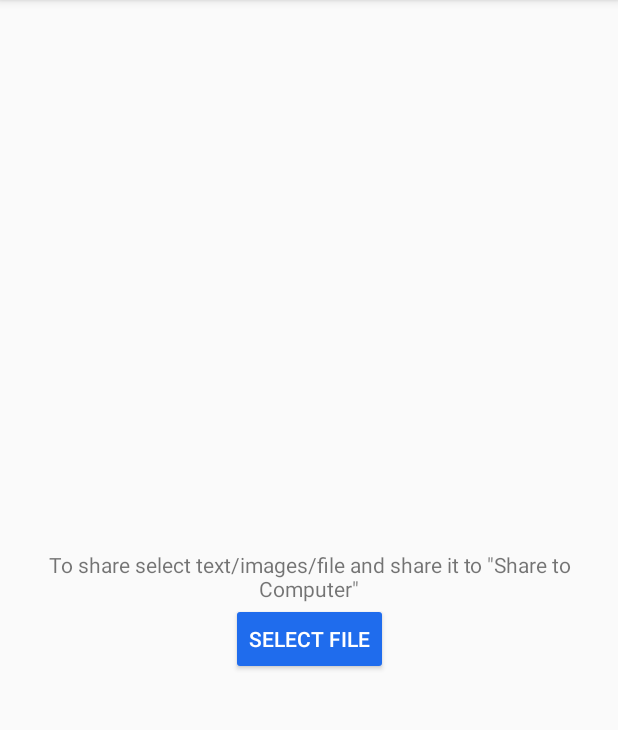
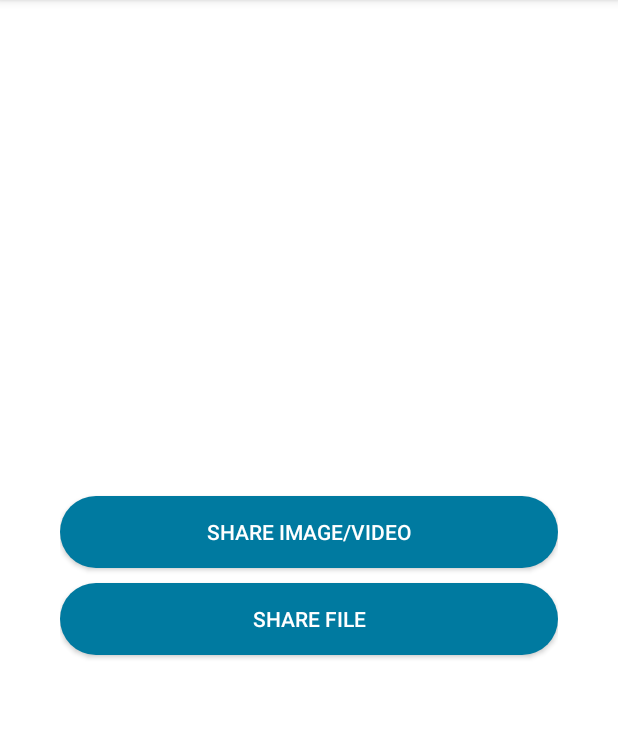
Before and after one commit to jimmod/ShareToComputer, an Android app: the screen it shows after launch (MainActivity), on a phone screen of 412 x 824 dp, the part 84-814 px from its top. Run offline under Robolectric (Android 15) with nearby library versions, the phone set to English and light mode, and no system bars; our stand-ins replace Timber, data binding, navigation-ui; libraries missing offline, so code that uses them is left out: com.journeyapps.barcodescanner; 4 statements that could not run were skipped.

Commit message:
[Feature] Add button to share image/video (will open gallery) [UI] Update main screen UI

```diff
--- a/app/src/main/java/com/jim/sharetocomputer/MainViewModel.kt
+++ b/app/src/main/java/com/jim/sharetocomputer/MainViewModel.kt
@@ -1,10 +1,12 @@
 package com.jim.sharetocomputer
 
 import android.app.Activity
+import android.app.Instrumentation
 import android.content.Intent
 import android.graphics.drawable.Drawable
 import android.net.Uri
 import android.os.Build
+import android.provider.MediaStore
 import androidx.fragment.app.FragmentActivity
 import androidx.lifecycle.MutableLiveData
 import androidx.lifecycle.ViewModel
@@ -25,23 +27,48 @@ class MainViewModel(private val context: FragmentActivity, private val port: Int
     fun selectFile() {
         Timber.d("select file")
         GlobalScope.launch(TestableDispatchers.Default) {
-            val intent = Intent(Intent.ACTION_GET_CONTENT).apply {
+            val intent = Intent(Intent.ACTION_GET_CONTENT, MediaStore.Images.Media.EXTERNAL_CONTENT_URI).apply {
+                type = "*/*"
+                putExtra(Intent.EXTRA_ALLOW_MULTIPLE, true)
+            }
+            context.startActivityForResult(intent)?.let { result ->
+                handleSelectFileResult(result)
+            }
+        }
+    }
+
+    fun selectMedia() {
+        Timber.d("select media")
+        GlobalScope.launch(TestableDispatchers.Default) {
+            val intent = Intent(Intent.ACTION_PICK, MediaStore.Images.Media.EXTERNAL_CONTENT_URI).apply {
                 type = "*/*"
                 putExtra(Intent.EXTRA_ALLOW_MULTIPLE, true)
             }
             context.startActivityForResult(intent)?.let {result ->
+                handleSelectFileResult(result)
+            }
+        }
+    }
+
+    fun scanQrCode() {
+        Timber.d("scan qr code")
+    }
+
+    private fun handleSelectFileResult(result: Instrumentation.ActivityResult) {
         Timber.d("Result: ${result.resultCode}|${result.resultData?.data}")
         if (result.resultCode == Activity.RESULT_OK) {
             result.resultData.data?.run {
                 startWebService(ShareRequest.ShareRequestSingleFile(this))
             }
             result.resultData.clipData?.run {
+                if (this.itemCount == 1) {
+                    startWebService(ShareRequest.ShareRequestSingleFile(this.getItemAt(0).uri))
+                } else {
                     val uris = mutableListOf<Uri>()
                     for (i in 0 until this.itemCount) {
                         uris.add(this.getItemAt(i).uri)
                     }
                     startWebService(ShareRequest.ShareRequestMultipleFile(uris))
-                    }
                 }
             }
         }
--- /dev/null
+++ b/app/src/main/res/drawable/button_round_corner_primary.xml
@@ -0,0 +1,21 @@
+<?xml version="1.0" encoding="utf-8"?>
+<selector xmlns:android="http://schemas.android.com/apk/res/android">
+    <item android:state_pressed="true">
+        <shape android:shape="rectangle">
+            <corners android:radius="50dp" />
+            <solid android:color="#014357" />
+        </shape>
+    </item>
+    <item android:state_focused="true">
+        <shape android:shape="rectangle">
+            <corners android:radius="50dp" />
+            <solid android:color="#014357" />
+        </shape>
+    </item>
+    <item>
+        <shape android:shape="rectangle">
+            <corners android:radius="50dp" />
+            <solid android:color="#007AA0" />
+        </shape>
+    </item>
+</selector>
--- a/app/src/main/res/layout/fragment_main.xml
+++ b/app/src/main/res/layout/fragment_main.xml
@@ -1,6 +1,5 @@
 <?xml version="1.0" encoding="utf-8"?>
 <layout xmlns:android="http://schemas.android.com/apk/res/android"
-    xmlns:app="http://schemas.android.com/apk/res-auto"
     xmlns:tools="http://schemas.android.com/tools">
 
     <data>
@@ -12,79 +11,98 @@
             type="com.jim.sharetocomputer.MainViewModel" />
     </data>
 
-    <androidx.constraintlayout.widget.ConstraintLayout
+    <FrameLayout
         android:layout_width="match_parent"
         android:layout_height="match_parent"
-        android:orientation="vertical">
+        android:layout_marginStart="40dp"
+        android:layout_marginEnd="40dp">
 
-        <androidx.constraintlayout.widget.Guideline
-            android:id="@+id/guideline"
-            android:layout_width="1dp"
+        <LinearLayout
+            android:layout_width="match_parent"
+            android:layout_height="match_parent"
+            android:orientation="vertical"
+            android:visibility="@{viewModel.isSharing() ? View.GONE : View.VISIBLE}"
+            android:gravity="center"
+            tools:visibility="gone">
+
+            <Button
+                android:id="@+id/share_media"
+                style="@style/AppTheme.Button"
+                android:layout_width="match_parent"
                 android:layout_height="wrap_content"
-            android:orientation="horizontal"
-            app:layout_constraintGuide_percent="0.5"/>
+                android:layout_marginBottom="10dp"
+                android:background="@drawable/button_round_corner_primary"
+                android:onClick="@{() -> viewModel.selectMedia()}"
+                android:text="@string/share_image_video" />
+
+            <Button
+                android:id="@+id/share_file"
+                style="@style/AppTheme.Button"
+                android:layout_width="match_parent"
+                android:layout_height="wrap_content"
+                android:background="@drawable/button_round_corner_primary"
+                android:onClick="@{() -> viewModel.selectFile()}"
+                android:text="@string/share_file" />
+
+        </LinearLayout>
+
+        <LinearLayout
+            android:layout_width="match_parent"
+            android:layout_height="match_parent"
+            android:gravity="center"
+            android:orientation="vertical"
+            android:visibility="@{viewModel.isSharing() ? View.VISIBLE : View.GONE}"
+            tools:visibility="visible">
 
             <TextView
-            android:id="@+id/instruction"
+                android:id="@+id/browser_instruction"
                 android:layout_width="match_parent"
                 android:layout_height="wrap_content"
+                android:gravity="start"
+                android:text="@string/download_instruction_browser"
+                android:textSize="18sp"
+                android:textStyle="bold" />
+
+            <TextView
+                android:id="@+id/url"
+                android:layout_width="match_parent"
+                android:layout_height="wrap_content"
+                android:layout_marginTop="5dp"
+                android:background="@android:color/darker_gray"
                 android:gravity="center"
-            android:text="@string/default_instruction"
-            android:visibility="@{viewModel.isSharing() ? View.GONE : View.VISIBLE}"
-            app:layout_constraintBottom_toBottomOf="parent"
-            app:layout_constraintTop_toTopOf="parent"
-            tools:visibility="gone" />
+                android:text="@{@string/download_url(viewModel.deviceIp(), viewModel.devicePort())}"
+                android:textIsSelectable="true"
+                android:textSize="20sp"
+                tools:text="http://192.168.0.2:8080" />
 
-        <Button
-            android:id="@+id/select_file"
-            style="@style/AppTheme.Button"
-            android:layout_width="wrap_content"
+            <TextView
+                android:id="@+id/qrcode_instruction"
+                android:layout_width="match_parent"
                 android:layout_height="wrap_content"
-            android:onClick="@{() -> viewModel.selectFile()}"
-            android:text="@string/select_file"
-            android:visibility="@{viewModel.isSharing() ? View.GONE : View.VISIBLE}"
-            app:layout_constraintEnd_toEndOf="parent"
-            app:layout_constraintStart_toStartOf="parent"
-            app:layout_constraintTop_toBottomOf="@id/instruction"
-            tools:visibility="gone" />
+                android:layout_marginTop="30dp"
+                android:gravity="start"
+                android:text="@string/download_instruction_qr_code"
+                android:textSize="18sp"
+                android:textStyle="bold" />
 
             <ImageView
                 android:id="@+id/barcode"
                 android:layout_width="wrap_content"
                 android:layout_height="wrap_content"
+                android:layout_marginTop="5dp"
                 android:background="@{viewModel.qrcode}"
-            android:visibility="@{viewModel.isSharing() ? View.VISIBLE : View.GONE}"
-            app:layout_constraintTop_toTopOf="parent"
-            app:layout_constraintBottom_toBottomOf="@id/guideline"
-            app:layout_constraintStart_toStartOf="parent"
-            app:layout_constraintEnd_toEndOf="parent"
-            tools:background="@mipmap/ic_launcher_round"
-            android:contentDescription="@string/scan_qr_code" />
-
-        <TextView
-            android:id="@+id/share_message"
-            android:layout_width="match_parent"
-            android:layout_height="wrap_content"
-            android:gravity="center"
-            android:text="@{@string/download_instruction(viewModel.deviceIp(), viewModel.devicePort())}"
-            android:visibility="@{viewModel.isSharing() ? View.VISIBLE : View.GONE}"
-            android:layout_marginTop="10dp"
-            app:layout_constraintTop_toBottomOf="@id/barcode"
-            tools:text="@string/download_instruction"
-            tools:visibility="visible" />
+                android:contentDescription="@string/scan_qr_code"
+                tools:background="@mipmap/ic_launcher_round" />
 
             <Button
                 android:id="@+id/stop_share"
                 style="@style/AppTheme.Button"
-            android:layout_width="wrap_content"
+                android:layout_width="match_parent"
                 android:layout_height="wrap_content"
+                android:layout_marginTop="30dp"
+                android:background="@drawable/button_round_corner_primary"
                 android:onClick="@{() -> viewModel.stopShare()}"
-            android:text="@string/stop_share"
-            android:visibility="@{viewModel.isSharing() ? View.VISIBLE : View.GONE}"
-            app:layout_constraintEnd_toEndOf="parent"
-            app:layout_constraintStart_toStartOf="parent"
-            app:layout_constraintTop_toBottomOf="@id/share_message"
-            tools:visibility="visible" />
-
-    </androidx.constraintlayout.widget.ConstraintLayout>
+                android:text="@string/stop_share" />
+        </LinearLayout>
+    </FrameLayout>
 </layout>
--- a/app/src/main/res/values/colors.xml
+++ b/app/src/main/res/values/colors.xml
@@ -3,4 +3,5 @@
     <color name="colorPrimary">#007AA0</color>
     <color name="colorPrimaryDark">#014357</color>
     <color name="colorAccent">#1F6CED</color>
+    <color name="background">#FFFFFF</color>
 </resources>
--- a/app/src/main/res/values/strings.xml
+++ b/app/src/main/res/values/strings.xml
@@ -9,6 +9,7 @@
     <string name="notification_title">&appname;</string>
     <string name="notification_server_text">Open from your browser http://%1$s:%2$s</string>
     <string name="download_instruction">Go to your browser and open URL:\nhttp://%1$s:%2$s</string>
+    <string name="download_url">http://%1$s:%2$s</string>
     <string name="default_instruction">To share select text/images/file and share it to \"&appname;\"</string>
     <string name="about">About</string>
     <string name="version">Version</string>
@@ -33,4 +34,8 @@
 
     <string name="info_download_start">[&appname;] Start downloading</string>
     <string name="info_download_completed">[&appname;] Download complete</string>
+    <string name="share_image_video">Share Image/Video</string>
+    <string name="share_file">Share File</string>
+    <string name="download_instruction_qr_code">Download with QR code</string>
+    <string name="download_instruction_browser">Download from browser:</string>
 </resources>
--- a/app/src/main/res/values/styles.xml
+++ b/app/src/main/res/values/styles.xml
@@ -6,6 +6,7 @@
         <item name="colorPrimary">@color/colorPrimary</item>
         <item name="colorPrimaryDark">@color/colorPrimaryDark</item>
         <item name="colorAccent">@color/colorAccent</item>
+        <item name="android:windowBackground">@color/background</item>
     </style>
 
     <style name="AppTheme" parent="@style/BaseAppTheme"/>
```
Also changed, not shown: 1 other file. Lines whose indentation alone changed are shown as unchanged.
